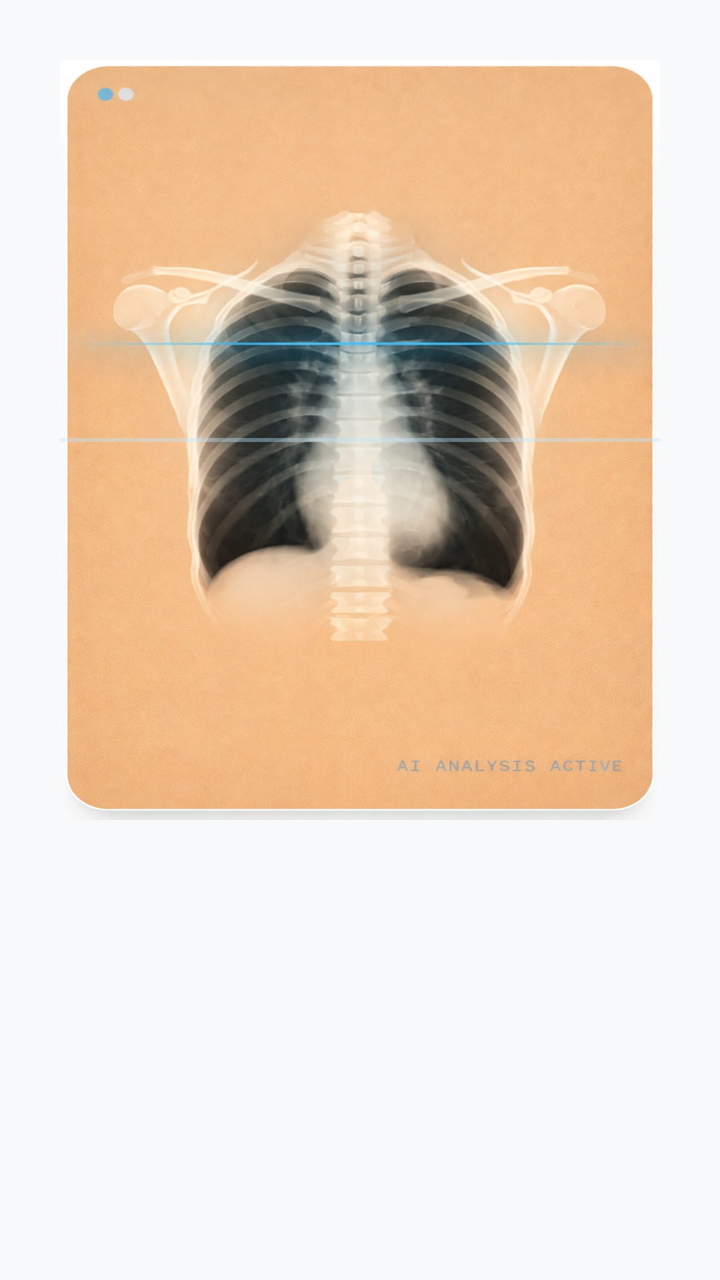
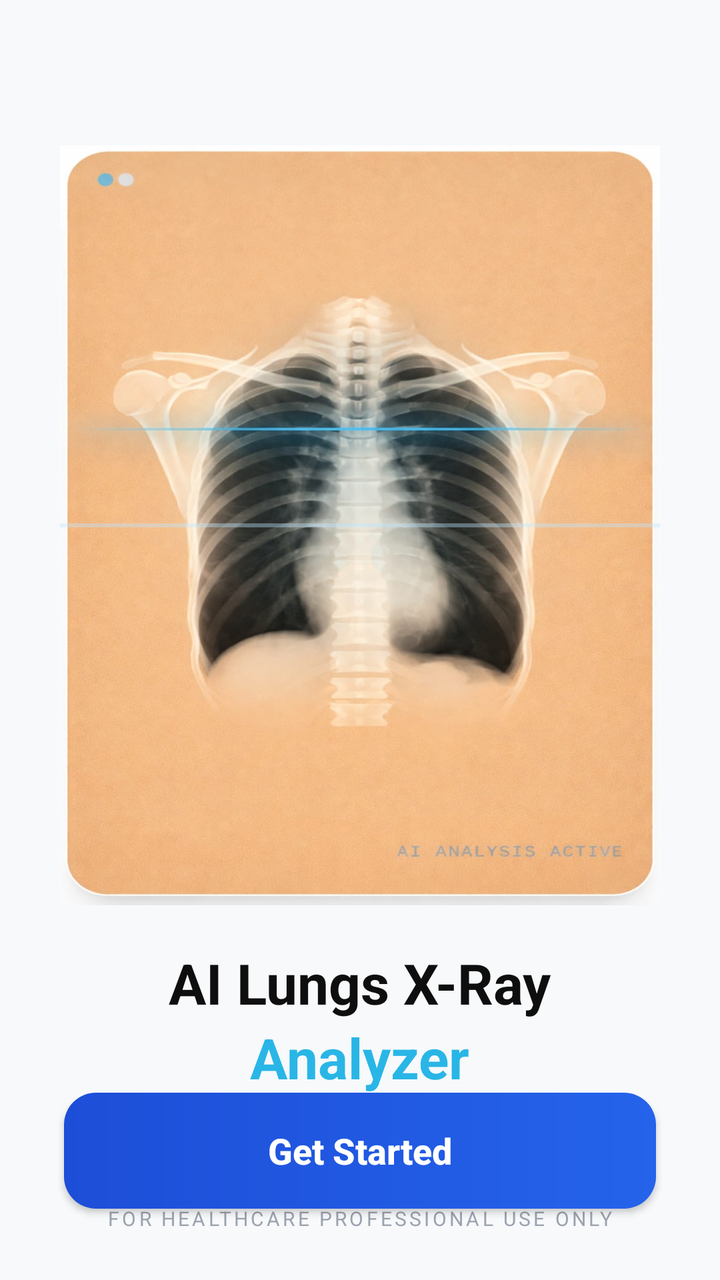

Compare the two renders of this Android layout. The source of the first and the diff that turns it into the second are given below.
<!-- AndroidManifest.xml: application theme Theme.Detector -->
<!-- res/layout/activity_welcome.xml -->
<?xml version="1.0" encoding="utf-8"?>
<androidx.constraintlayout.widget.ConstraintLayout
    xmlns:android="http://schemas.android.com/apk/res/android"
    xmlns:app="http://schemas.android.com/apk/res-auto"
    xmlns:tools="http://schemas.android.com/tools"
    android:layout_width="match_parent"
    android:layout_height="match_parent"
    android:background="#F7F9FB">


    <FrameLayout
        android:id="@+id/xrayCard"
        android:layout_width="0dp"
        android:layout_height="380dp"
        android:layout_margin="30dp"
        android:background="@drawable/xray_placeholder"
        app:layout_constraintBottom_toBottomOf="@+id/textView"
        app:layout_constraintEnd_toEndOf="parent"
        app:layout_constraintHorizontal_bias="0.466"
        app:layout_constraintStart_toStartOf="parent"
        app:layout_constraintTop_toTopOf="parent"
        app:layout_constraintVertical_bias="0.243"
        tools:ignore="MissingConstraints">


        
        <View
            android:layout_width="match_parent"
            android:layout_height="2dp"
            android:layout_gravity="center"
            android:background="#66BEE7FF" />


    </FrameLayout>


    



</androidx.constraintlayout.widget.ConstraintLayout>
<!-- resources referenced by this layout -->
<resources>
  <!-- drawable xray_placeholder: jpeg bitmap (drawable, 100153 bytes) -->
  <style name="Theme.Detector" parent="Base.Theme.Detector" />
  <style name="Base.Theme.Detector" parent="Theme.Material3.DayNight.NoActionBar">
          
          
      </style>
</resources>

<!-- the commit's change to res/layout/activity_welcome.xml (unified diff, before → after) -->
@@ -36,6 +36,60 @@
 
     
 
+    <TextView
+        android:id="@+id/titleMain"
+        android:layout_width="wrap_content"
+        android:layout_height="wrap_content"
+        android:layout_marginTop="20dp"
+        android:text="AI Lungs X-Ray"
+        android:textColor="#0E0E0E"
+        android:textSize="28sp"
+        android:textStyle="bold"
+        app:layout_constraintEnd_toEndOf="parent"
+        app:layout_constraintStart_toStartOf="parent"
+        app:layout_constraintTop_toBottomOf="@id/xrayCard" />
 
+    <TextView
+        android:id="@+id/titleAccent"
+        android:layout_width="wrap_content"
+        android:layout_height="wrap_content"
+        android:text="Analyzer"
+        android:textColor="#29B6E6"
+        android:textSize="28sp"
+        android:textStyle="bold"
+        app:layout_constraintEnd_toEndOf="parent"
+        app:layout_constraintStart_toStartOf="parent"
+        app:layout_constraintTop_toBottomOf="@id/titleMain" />
+
+    <androidx.appcompat.widget.AppCompatButton
+        android:id="@+id/getStarted"
+        android:layout_width="0dp"
+        android:layout_height="58dp"
+        android:layout_marginHorizontal="32dp"
+        android:background="@drawable/btn_primary"
+        android:text="Get Started"
+        android:textAllCaps="false"
+        android:textColor="#FFFFFF"
+        android:textSize="18sp"
+        android:textStyle="bold"
+        app:layout_constraintBottom_toTopOf="@+id/textView"
+        app:layout_constraintEnd_toEndOf="parent"
+        app:layout_constraintHorizontal_bias="0.25"
+        app:layout_constraintStart_toStartOf="parent"
+        app:layout_constraintTop_toBottomOf="@+id/titleAccent"
+        app:layout_constraintVertical_bias="0.353" />
+
+    <TextView
+        android:id="@+id/textView"
+        android:layout_width="wrap_content"
+        android:layout_height="wrap_content"
+        android:layout_marginBottom="24dp"
+        android:letterSpacing="0.14"
+        android:text="FOR HEALTHCARE PROFESSIONAL USE ONLY"
+        android:textColor="#9CA3AF"
+        android:textSize="10sp"
+        app:layout_constraintBottom_toBottomOf="parent"
+        app:layout_constraintEnd_toEndOf="parent"
+        app:layout_constraintStart_toStartOf="parent" />
 
 </androidx.constraintlayout.widget.ConstraintLayout>
<!-- resource entries referenced after the edit -->
@@ -1,5 +1,24 @@
 <!-- resources referenced by this layout -->
 <resources>
+  <!-- drawable btn_primary (drawable) -->
+  <?xml version="1.0" encoding="utf-8"?>
+  <shape xmlns:android="http://schemas.android.com/apk/res/android"
+      android:shape="rectangle">
+  
+      <gradient
+          android:startColor="#1D4ED8"
+          android:endColor="#2563EB"
+          android:angle="0"/>
+  
+      <corners
+          android:radius="16dp"/>
+  
+      <padding
+          android:left="16dp"
+          android:top="12dp"
+          android:right="16dp"
+          android:bottom="12dp"/>
+  </shape>
   <!-- drawable xray_placeholder: jpeg bitmap (drawable, 100153 bytes) -->
   <style name="Theme.Detector" parent="Base.Theme.Detector" />
   <style name="Base.Theme.Detector" parent="Theme.Material3.DayNight.NoActionBar">
